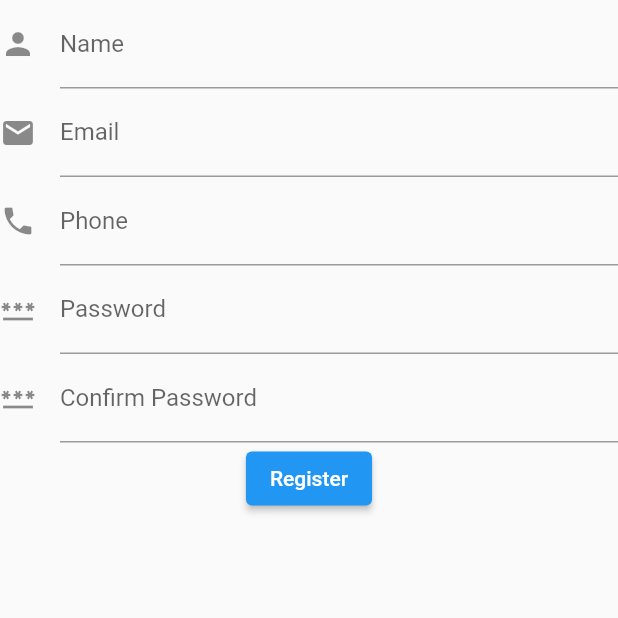
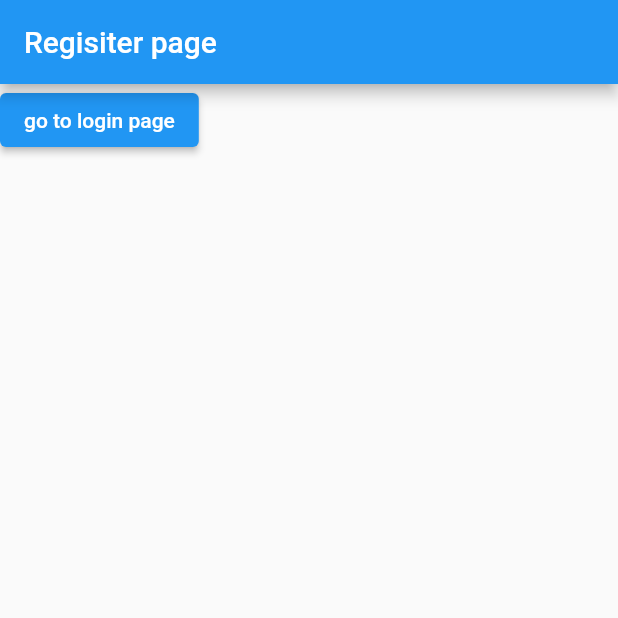
Before and after one commit to George-k-tech/e_water, a Flutter app: the Register screen opened directly, on a phone screen of 412 x 824 dp, the top half of it. Run offline on Flutter 3.47's test engine with Material 2 defaults, Android fonts, the phone set to English and light mode, and no system bars.

Commit message:
changed the outline of the applicatin the navigation system will allow routing

```diff
--- a/lib/main.dart
+++ b/lib/main.dart
@@ -1,24 +1,15 @@
 import 'package:flutter/material.dart';
+import './screens/register.dart';
 
-import '../widgets/register.dart';
-import '../widgets/login.dart';
-
-void main() {
-  runApp(Home());
+void main(){
+  runApp(MyApp());
 }
 
-class Home extends StatelessWidget {
-  const Home({super.key});
-
+class MyApp extends StatelessWidget {
   @override
   Widget build(BuildContext context) {
     return MaterialApp(
-      home: Scaffold(
-        appBar: AppBar(
-          title: const Text('E-Water'),
-        ),
-        body: const Register()
-      ),
+      home: Register(),
     );
   }
 }
--- /dev/null
+++ b/lib/screens/login.dart
@@ -0,0 +1,23 @@
+import 'package:flutter/material.dart';
+
+class Login extends StatefulWidget {
+  @override
+  State<Login> createState() => _LoginState();
+}
+
+class _LoginState extends State<Login> {
+  @override
+  Widget build(BuildContext context) {
+    return Scaffold(
+      appBar: AppBar(
+        title: const Text('Login Page'),
+      ),
+      body: Container(
+        child: ElevatedButton(
+          onPressed: () {},
+          child: const Text('go to register page'),
+        ),
+      ),
+    );
+  }
+}
--- /dev/null
+++ b/lib/screens/register.dart
@@ -0,0 +1,34 @@
+import 'package:flutter/material.dart';
+import './login.dart';
+
+class Register extends StatefulWidget {
+  @override
+  State<Register> createState() => _RegisterState();
+}
+
+class _RegisterState extends State<Register> {
+  void changePage(BuildContext ctx) {
+    Navigator.of(ctx).push(
+      MaterialPageRoute(builder: (_) {
+        return Login();
+      }),
+    );
+  }
+
+  @override
+  Widget build(BuildContext context) {
+    return Scaffold(
+      appBar: AppBar(
+        title: const Text('Regisiter page'),
+      ),
+      body: Container(
+        child: ElevatedButton(
+          onPressed: () {
+            changePage(context);
+          },
+          child: const Text('go to login page'),
+        ),
+      ),
+    );
+  }
+}
--- a/lib/widgets/login.dart
+++ /dev/null
@@ -1,39 +0,0 @@
-import 'package:flutter/material.dart';
-
-class LOgin extends StatefulWidget {
-  const LOgin({super.key});
-
-  @override
-  State<LOgin> createState() => _LOginState();
-}
-
-class _LOginState extends State<LOgin> {
-  @override
-  Widget build(BuildContext context) {
-    return Form(
-      child: Column(
-        children: [
-          TextFormField(
-            decoration: const InputDecoration(
-              hintText: 'enter email',
-              labelText: 'Email',
-              icon: Icon(Icons.email),
-            ),
-          ),
-          TextFormField(
-            decoration: const InputDecoration(
-                hintText: 'enter password',
-                labelText: 'Password',
-                icon: Icon(Icons.password)),
-          ),
-          Container(
-            child: ElevatedButton(
-              onPressed: () {},
-              child: const Text('Login'),
-            ),
-          ),
-        ],
-      ),
-    );
-  }
-}
--- a/lib/widgets/register.dart
+++ /dev/null
@@ -1,81 +0,0 @@
-import 'package:flutter/material.dart';
-
-class Register extends StatefulWidget {
-  const Register({super.key});
-
-  @override
-  State<Register> createState() => _RegisterState();
-}
-
-class _RegisterState extends State<Register> {
-  //the formkey allows validation on the form
-  final _formKey = GlobalKey<FormState>();
-  @override
-  Widget build(BuildContext context) {
-    return Form(
-      key: _formKey,
-      child: Column(
-        children: [
-          TextFormField(
-            decoration: const InputDecoration(
-                hintText: 'enter your name',
-                labelText: 'Name',
-                icon: Icon(Icons.person)),
-            validator: (value) {
-              if (value == null || value.isEmpty) {
-                return 'please input  the name';
-              }
-              return null;
-            },
-          ),
-          TextFormField(
-            decoration: const InputDecoration(
-              hintText: 'enter your email address',
-              labelText: 'Email',
-              icon: Icon(Icons.email),
-            ),
-            validator: (value) {
-              if (value == null || value.isEmpty) {
-                return 'please input the email';
-              }
-              return null;
-            },
-          ),
-          TextFormField(
-            decoration: const InputDecoration(
-              hintText: 'enter your phone Number',
-              labelText: 'Phone',
-              icon: Icon(Icons.phone),
-            ),
-          ),
-          TextFormField(
-            decoration: const InputDecoration(
-              hintText: 'enter your password',
-              labelText: 'Password',
-              icon: Icon(Icons.password),
-            ),
-          ),
-          TextFormField(
-            decoration: const InputDecoration(
-              hintText: 'confirm your password',
-              labelText: 'Confirm Password',
-              icon: Icon(Icons.password),
-            ),
-          ),
-          Container(
-            child: ElevatedButton(
-              onPressed: () {
-                if (_formKey.currentState!.validate()) {
-                  ScaffoldMessenger.of(context).showSnackBar(
-                    const SnackBar(content: Text('Processing Data')),
-                  );
-                }
-              },
-              child: const Text('Register'),
-            ),
-          ),
-        ],
-      ),
-    );
-  }
-}
```
